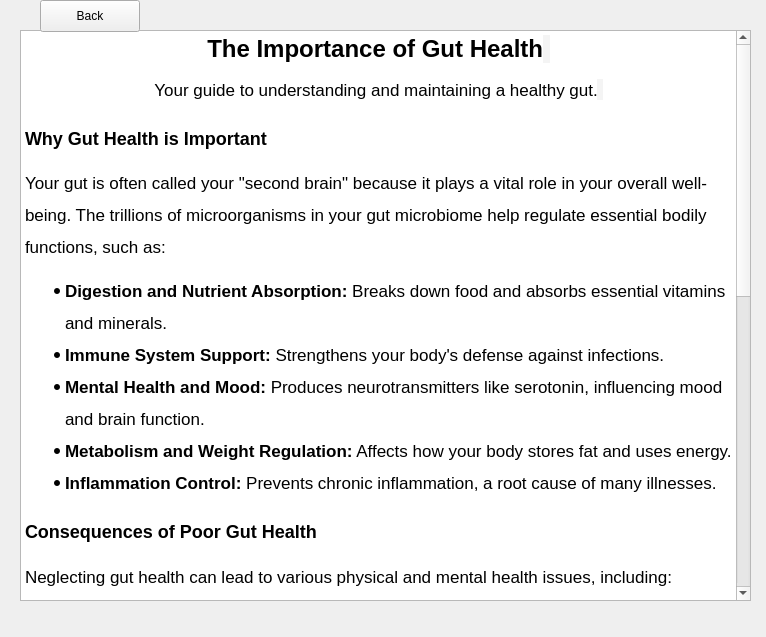
First picture: the form in A8EduApp/whyguthealthwidget.ui, repository University-of-Utah-CS3505/a9-edu-app-f24-00Calvin00, before the edit.
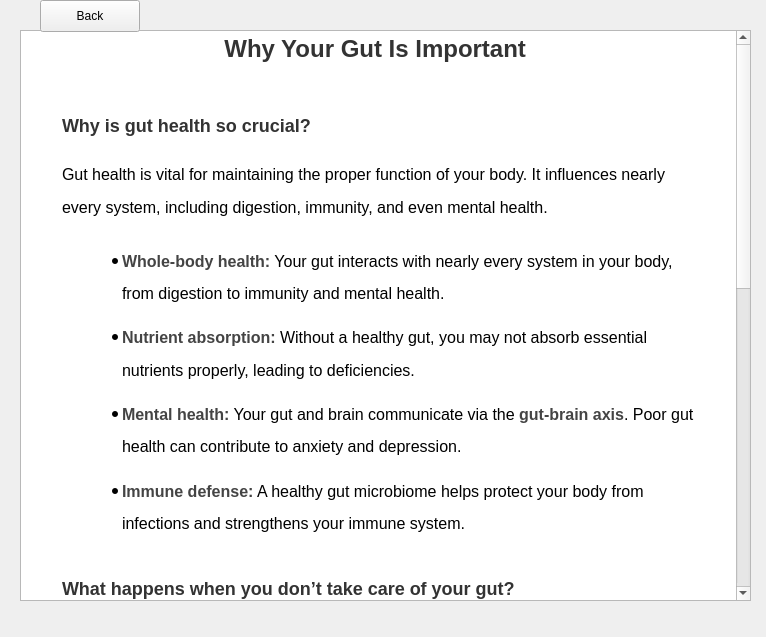
Second picture: the form after the edit.

```diff
--- a/A8EduApp/whyguthealthwidget.ui
+++ b/A8EduApp/whyguthealthwidget.ui
@@ -24,42 +24,34 @@
    </property>
    <property name="html">
     <string>&lt;!DOCTYPE HTML PUBLIC &quot;-//W3C//DTD HTML 4.0//EN&quot; &quot;http://www.w3.org/TR/REC-html40/strict.dtd&quot;&gt;
-&lt;html&gt;&lt;head&gt;&lt;meta name=&quot;qrichtext&quot; content=&quot;1&quot; /&gt;&lt;meta charset=&quot;utf-8&quot; /&gt;&lt;title&gt;Importance of Gut Health&lt;/title&gt;&lt;style type=&quot;text/css&quot;&gt;
+&lt;html&gt;&lt;head&gt;&lt;meta name=&quot;qrichtext&quot; content=&quot;1&quot; /&gt;&lt;meta charset=&quot;utf-8&quot; /&gt;&lt;title&gt;Why Your Gut Is Important&lt;/title&gt;&lt;style type=&quot;text/css&quot;&gt;
 p, li { white-space: pre-wrap; }
 hr { height: 1px; border-width: 0; }
 li.unchecked::marker { content: &quot;\2610&quot;; }
 li.checked::marker { content: &quot;\2612&quot;; }
 &lt;/style&gt;&lt;/head&gt;&lt;body style=&quot; font-family:'.AppleSystemUIFont'; font-size:13pt; font-weight:400; font-style:normal;&quot; bgcolor=&quot;#ffffff&quot;&gt;
-&lt;h1 align=&quot;center&quot; style=&quot; margin-top:0px; margin-bottom:0px; margin-left:0px; margin-right:0px; -qt-block-indent:0; text-indent:0px; line-height:160%;&quot;&gt;&lt;span style=&quot; font-family:'Arial','sans-serif'; font-size:xx-large; font-weight:700; color:#000000;&quot;&gt;The Importance of Gut Health&lt;/span&gt;&lt;span style=&quot; font-family:'Arial','sans-serif'; font-size:xx-large; font-weight:700; color:#000000; background-color:#f4f4f4;&quot;&gt; &lt;/span&gt;&lt;/h1&gt;
-&lt;p align=&quot;center&quot; style=&quot; margin-top:0px; margin-bottom:0px; margin-left:0px; margin-right:0px; -qt-block-indent:0; text-indent:0px; line-height:160%;&quot;&gt;&lt;span style=&quot; font-family:'Arial','sans-serif'; color:#000000;&quot;&gt;Your guide to understanding and maintaining a healthy gut.&lt;/span&gt;&lt;span style=&quot; font-family:'Arial','sans-serif'; color:#000000; background-color:#f4f4f4;&quot;&gt; &lt;/span&gt;&lt;/p&gt;
-&lt;h2 style=&quot; margin-top:16px; margin-bottom:0px; margin-left:0px; margin-right:0px; -qt-block-indent:0; text-indent:0px; line-height:160%;&quot;&gt;&lt;span style=&quot; font-family:'Arial','sans-serif'; font-size:x-large; font-weight:700; color:#000000;&quot;&gt;Why Gut Health is Important &lt;/span&gt;&lt;/h2&gt;
-&lt;p style=&quot; margin-top:12px; margin-bottom:12px; margin-left:0px; margin-right:0px; -qt-block-indent:0; text-indent:0px; line-height:160%;&quot;&gt;&lt;span style=&quot; font-family:'Arial','sans-serif'; color:#000000;&quot;&gt;Your gut is often called your &amp;quot;second brain&amp;quot; because it plays a vital role in your overall well-being. The trillions of microorganisms in your gut microbiome help regulate essential bodily functions, such as: &lt;/span&gt;&lt;/p&gt;
+&lt;h1 align=&quot;center&quot; style=&quot; margin-top:40px; margin-bottom:30px; margin-left:37px; margin-right:37px; -qt-block-indent:0; text-indent:0px; line-height:180%;&quot;&gt;&lt;span style=&quot; font-family:'Times New Roman','Times','serif'; font-size:xx-large; font-weight:700; color:#333333;&quot;&gt;Why Your Gut Is Important&lt;/span&gt;&lt;span style=&quot; font-family:'Times New Roman','Times','serif'; font-size:xx-large; font-weight:700; color:#000000;&quot;&gt; &lt;/span&gt;&lt;/h1&gt;
+&lt;h2 style=&quot; margin-top:30px; margin-bottom:12px; margin-left:37px; margin-right:37px; -qt-block-indent:0; text-indent:0px; line-height:180%;&quot;&gt;&lt;span style=&quot; font-family:'Times New Roman','Times','serif'; font-size:x-large; font-weight:700; color:#333333;&quot;&gt;Why is gut health so crucial?&lt;/span&gt;&lt;span style=&quot; font-family:'Times New Roman','Times','serif'; font-size:x-large; font-weight:700; color:#000000;&quot;&gt; &lt;/span&gt;&lt;/h2&gt;
+&lt;p style=&quot; margin-top:12px; margin-bottom:20px; margin-left:37px; margin-right:37px; -qt-block-indent:0; text-indent:0px; line-height:180%;&quot;&gt;&lt;span style=&quot; font-family:'Times New Roman','Times','serif'; font-size:16px; color:#000000;&quot;&gt;Gut health is vital for maintaining the proper function of your body. It influences nearly every system, including digestion, immunity, and even mental health. &lt;/span&gt;&lt;/p&gt;
 &lt;ul style=&quot;margin-top: 0px; margin-bottom: 0px; margin-left: 0px; margin-right: 0px; -qt-list-indent: 1;&quot;&gt;
-&lt;li style=&quot; font-family:'Arial','sans-serif'; color:#000000;&quot; style=&quot; margin-top:12px; margin-bottom:0px; margin-left:0px; margin-right:0px; -qt-block-indent:0; text-indent:0px; line-height:160%;&quot;&gt;&lt;span style=&quot; font-weight:700;&quot;&gt;Digestion and Nutrient Absorption:&lt;/span&gt; Breaks down food and absorbs essential vitamins and minerals. &lt;/li&gt;
-&lt;li style=&quot; font-family:'Arial','sans-serif'; color:#000000;&quot; style=&quot; margin-top:0px; margin-bottom:0px; margin-left:0px; margin-right:0px; -qt-block-indent:0; text-indent:0px; line-height:160%;&quot;&gt;&lt;span style=&quot; font-weight:700;&quot;&gt;Immune System Support:&lt;/span&gt; Strengthens your body's defense against infections. &lt;/li&gt;
-&lt;li style=&quot; font-family:'Arial','sans-serif'; color:#000000;&quot; style=&quot; margin-top:0px; margin-bottom:0px; margin-left:0px; margin-right:0px; -qt-block-indent:0; text-indent:0px; line-height:160%;&quot;&gt;&lt;span style=&quot; font-weight:700;&quot;&gt;Mental Health and Mood:&lt;/span&gt; Produces neurotransmitters like serotonin, influencing mood and brain function. &lt;/li&gt;
-&lt;li style=&quot; font-family:'Arial','sans-serif'; color:#000000;&quot; style=&quot; margin-top:0px; margin-bottom:0px; margin-left:0px; margin-right:0px; -qt-block-indent:0; text-indent:0px; line-height:160%;&quot;&gt;&lt;span style=&quot; font-weight:700;&quot;&gt;Metabolism and Weight Regulation:&lt;/span&gt; Affects how your body stores fat and uses energy. &lt;/li&gt;
-&lt;li style=&quot; font-family:'Arial','sans-serif'; color:#000000;&quot; style=&quot; margin-top:0px; margin-bottom:12px; margin-left:0px; margin-right:0px; -qt-block-indent:0; text-indent:0px; line-height:160%;&quot;&gt;&lt;span style=&quot; font-weight:700;&quot;&gt;Inflammation Control:&lt;/span&gt; Prevents chronic inflammation, a root cause of many illnesses. &lt;/li&gt;&lt;/ul&gt;
-&lt;h2 style=&quot; margin-top:16px; margin-bottom:0px; margin-left:0px; margin-right:0px; -qt-block-indent:0; text-indent:0px; line-height:160%;&quot;&gt;&lt;span style=&quot; font-family:'Arial','sans-serif'; font-size:x-large; font-weight:700; color:#000000;&quot;&gt;Consequences of Poor Gut Health &lt;/span&gt;&lt;/h2&gt;
-&lt;p style=&quot; margin-top:12px; margin-bottom:12px; margin-left:0px; margin-right:0px; -qt-block-indent:0; text-indent:0px; line-height:160%;&quot;&gt;&lt;span style=&quot; font-family:'Arial','sans-serif'; color:#000000;&quot;&gt;Neglecting gut health can lead to various physical and mental health issues, including: &lt;/span&gt;&lt;/p&gt;
+&lt;li style=&quot; font-family:'Times New Roman','Times','serif'; font-size:16px; color:#000000;&quot; style=&quot; margin-top:15px; margin-bottom:10px; margin-left:57px; margin-right:37px; -qt-block-indent:0; text-indent:0px; line-height:180%;&quot;&gt;&lt;span style=&quot; font-size:16px; font-weight:700; color:#444444;&quot;&gt;Whole-body health:&lt;/span&gt;&lt;span style=&quot; font-size:16px;&quot;&gt; Your gut interacts with nearly every system in your body, from digestion to immunity and mental health. &lt;/span&gt;&lt;/li&gt;
+&lt;li style=&quot; font-family:'Times New Roman','Times','serif'; font-size:16px; color:#000000;&quot; style=&quot; margin-top:0px; margin-bottom:10px; margin-left:57px; margin-right:37px; -qt-block-indent:0; text-indent:0px; line-height:180%;&quot;&gt;&lt;span style=&quot; font-size:16px; font-weight:700; color:#444444;&quot;&gt;Nutrient absorption:&lt;/span&gt;&lt;span style=&quot; font-size:16px;&quot;&gt; Without a healthy gut, you may not absorb essential nutrients properly, leading to deficiencies. &lt;/span&gt;&lt;/li&gt;
+&lt;li style=&quot; font-family:'Times New Roman','Times','serif'; font-size:16px; color:#000000;&quot; style=&quot; margin-top:0px; margin-bottom:10px; margin-left:57px; margin-right:37px; -qt-block-indent:0; text-indent:0px; line-height:180%;&quot;&gt;&lt;span style=&quot; font-size:16px; font-weight:700; color:#444444;&quot;&gt;Mental health:&lt;/span&gt;&lt;span style=&quot; font-size:16px;&quot;&gt; Your gut and brain communicate via the &lt;/span&gt;&lt;span style=&quot; font-size:16px; font-weight:700; color:#444444;&quot;&gt;gut-brain axis&lt;/span&gt;&lt;span style=&quot; font-size:16px;&quot;&gt;. Poor gut health can contribute to anxiety and depression. &lt;/span&gt;&lt;/li&gt;
+&lt;li style=&quot; font-family:'Times New Roman','Times','serif'; font-size:16px; color:#000000;&quot; style=&quot; margin-top:0px; margin-bottom:25px; margin-left:57px; margin-right:37px; -qt-block-indent:0; text-indent:0px; line-height:180%;&quot;&gt;&lt;span style=&quot; font-size:16px; font-weight:700; color:#444444;&quot;&gt;Immune defense:&lt;/span&gt;&lt;span style=&quot; font-size:16px;&quot;&gt; A healthy gut microbiome helps protect your body from infections and strengthens your immune system. &lt;/span&gt;&lt;/li&gt;&lt;/ul&gt;
+&lt;h2 style=&quot; margin-top:30px; margin-bottom:12px; margin-left:37px; margin-right:37px; -qt-block-indent:0; text-indent:0px; line-height:180%;&quot;&gt;&lt;span style=&quot; font-family:'Times New Roman','Times','serif'; font-size:x-large; font-weight:700; color:#333333;&quot;&gt;What happens when you don’t take care of your gut?&lt;/span&gt;&lt;span style=&quot; font-family:'Times New Roman','Times','serif'; font-size:x-large; font-weight:700; color:#000000;&quot;&gt; &lt;/span&gt;&lt;/h2&gt;
+&lt;p style=&quot; margin-top:12px; margin-bottom:20px; margin-left:37px; margin-right:37px; -qt-block-indent:0; text-indent:0px; line-height:180%;&quot;&gt;&lt;span style=&quot; font-family:'Times New Roman','Times','serif'; font-size:16px; color:#000000;&quot;&gt;Neglecting your gut health can have wide-ranging effects on your body, leading to various issues: &lt;/span&gt;&lt;/p&gt;
+&lt;h3 style=&quot; margin-top:14px; margin-bottom:12px; margin-left:37px; margin-right:37px; -qt-block-indent:0; text-indent:0px; line-height:180%;&quot;&gt;&lt;span style=&quot; font-family:'Times New Roman','Times','serif'; font-size:large; font-weight:700; color:#000000;&quot;&gt;Digestive Issues: &lt;/span&gt;&lt;/h3&gt;
 &lt;ul style=&quot;margin-top: 0px; margin-bottom: 0px; margin-left: 0px; margin-right: 0px; -qt-list-indent: 1;&quot;&gt;
-&lt;li style=&quot; font-family:'Arial','sans-serif'; color:#000000;&quot; style=&quot; margin-top:12px; margin-bottom:0px; margin-left:0px; margin-right:0px; -qt-block-indent:0; text-indent:0px; line-height:160%;&quot;&gt;&lt;span style=&quot; font-weight:700;&quot;&gt;Digestive Issues:&lt;/span&gt; Bloating, constipation, diarrhea, and heartburn. &lt;/li&gt;
-&lt;li style=&quot; font-family:'Arial','sans-serif'; color:#000000;&quot; style=&quot; margin-top:0px; margin-bottom:0px; margin-left:0px; margin-right:0px; -qt-block-indent:0; text-indent:0px; line-height:160%;&quot;&gt;&lt;span style=&quot; font-weight:700;&quot;&gt;Weakened Immune System:&lt;/span&gt; Increased vulnerability to infections and autoimmune diseases. &lt;/li&gt;
-&lt;li style=&quot; font-family:'Arial','sans-serif'; color:#000000;&quot; style=&quot; margin-top:0px; margin-bottom:0px; margin-left:0px; margin-right:0px; -qt-block-indent:0; text-indent:0px; line-height:160%;&quot;&gt;&lt;span style=&quot; font-weight:700;&quot;&gt;Chronic Diseases:&lt;/span&gt; Higher risk of Type 2 diabetes, obesity, and heart disease. &lt;/li&gt;
-&lt;li style=&quot; font-family:'Arial','sans-serif'; color:#000000;&quot; style=&quot; margin-top:0px; margin-bottom:0px; margin-left:0px; margin-right:0px; -qt-block-indent:0; text-indent:0px; line-height:160%;&quot;&gt;&lt;span style=&quot; font-weight:700;&quot;&gt;Mental Health Struggles:&lt;/span&gt; Anxiety, depression, and stress due to disrupted gut-brain communication. &lt;/li&gt;
-&lt;li style=&quot; font-family:'Arial','sans-serif'; color:#000000;&quot; style=&quot; margin-top:0px; margin-bottom:0px; margin-left:0px; margin-right:0px; -qt-block-indent:0; text-indent:0px; line-height:160%;&quot;&gt;&lt;span style=&quot; font-weight:700;&quot;&gt;Nutritional Deficiencies:&lt;/span&gt; Poor absorption of vitamins and minerals like B12 and iron. &lt;/li&gt;
-&lt;li style=&quot; font-family:'Arial','sans-serif'; color:#000000;&quot; style=&quot; margin-top:0px; margin-bottom:0px; margin-left:0px; margin-right:0px; -qt-block-indent:0; text-indent:0px; line-height:160%;&quot;&gt;&lt;span style=&quot; font-weight:700;&quot;&gt;Skin Issues:&lt;/span&gt; Conditions like acne, eczema, or rosacea. &lt;/li&gt;
-&lt;li style=&quot; font-family:'Arial','sans-serif'; color:#000000;&quot; style=&quot; margin-top:0px; margin-bottom:12px; margin-left:0px; margin-right:0px; -qt-block-indent:0; text-indent:0px; line-height:160%;&quot;&gt;&lt;span style=&quot; font-weight:700;&quot;&gt;Increased Risk of Infections:&lt;/span&gt; Overgrowth of harmful bacteria or pathogens. &lt;/li&gt;&lt;/ul&gt;
-&lt;h2 style=&quot; margin-top:16px; margin-bottom:0px; margin-left:0px; margin-right:0px; -qt-block-indent:0; text-indent:0px; line-height:160%;&quot;&gt;&lt;span style=&quot; font-family:'Arial','sans-serif'; font-size:x-large; font-weight:700; color:#000000;&quot;&gt;How to Maintain Gut Health &lt;/span&gt;&lt;/h2&gt;
-&lt;p style=&quot; margin-top:12px; margin-bottom:12px; margin-left:0px; margin-right:0px; -qt-block-indent:0; text-indent:0px; line-height:160%;&quot;&gt;&lt;span style=&quot; font-family:'Arial','sans-serif'; color:#000000;&quot;&gt;To avoid these risks, adopt habits that support a healthy gut: &lt;/span&gt;&lt;/p&gt;
+&lt;li style=&quot; font-family:'Times New Roman','Times','serif'; font-size:16px; color:#000000;&quot; style=&quot; margin-top:15px; margin-bottom:10px; margin-left:57px; margin-right:37px; -qt-block-indent:0; text-indent:0px; line-height:180%;&quot;&gt;&lt;span style=&quot; font-size:16px;&quot;&gt;Problems like bloating, diarrhea, or constipation can result from an imbalance of gut bacteria (called &lt;/span&gt;&lt;span style=&quot; font-size:16px; font-weight:700; color:#444444;&quot;&gt;dysbiosis&lt;/span&gt;&lt;span style=&quot; font-size:16px;&quot;&gt;). &lt;/span&gt;&lt;/li&gt;
+&lt;li style=&quot; font-family:'Times New Roman','Times','serif'; font-size:16px; color:#000000;&quot; style=&quot; margin-top:0px; margin-bottom:25px; margin-left:57px; margin-right:37px; -qt-block-indent:0; text-indent:0px; line-height:180%;&quot;&gt;&lt;span style=&quot; font-size:16px;&quot;&gt;Conditions like &lt;/span&gt;&lt;span style=&quot; font-size:16px; font-weight:700; color:#444444;&quot;&gt;irritable bowel syndrome (IBS)&lt;/span&gt;&lt;span style=&quot; font-size:16px;&quot;&gt; or &lt;/span&gt;&lt;span style=&quot; font-size:16px; font-weight:700; color:#444444;&quot;&gt;inflammatory bowel disease (IBD)&lt;/span&gt;&lt;span style=&quot; font-size:16px;&quot;&gt; may worsen with poor gut health. &lt;/span&gt;&lt;/li&gt;&lt;/ul&gt;
+&lt;h3 style=&quot; margin-top:14px; margin-bottom:12px; margin-left:37px; margin-right:37px; -qt-block-indent:0; text-indent:0px; line-height:180%;&quot;&gt;&lt;span style=&quot; font-family:'Times New Roman','Times','serif'; font-size:large; font-weight:700; color:#000000;&quot;&gt;Chronic Diseases: &lt;/span&gt;&lt;/h3&gt;
 &lt;ul style=&quot;margin-top: 0px; margin-bottom: 0px; margin-left: 0px; margin-right: 0px; -qt-list-indent: 1;&quot;&gt;
-&lt;li style=&quot; font-family:'Arial','sans-serif'; color:#000000;&quot; style=&quot; margin-top:12px; margin-bottom:0px; margin-left:0px; margin-right:0px; -qt-block-indent:0; text-indent:0px; line-height:160%;&quot;&gt;Eat a balanced diet rich in fiber, fruits, vegetables, and fermented foods. &lt;/li&gt;
-&lt;li style=&quot; font-family:'Arial','sans-serif'; color:#000000;&quot; style=&quot; margin-top:0px; margin-bottom:0px; margin-left:0px; margin-right:0px; -qt-block-indent:0; text-indent:0px; line-height:160%;&quot;&gt;Stay hydrated and limit alcohol or processed food consumption. &lt;/li&gt;
-&lt;li style=&quot; font-family:'Arial','sans-serif'; color:#000000;&quot; style=&quot; margin-top:0px; margin-bottom:0px; margin-left:0px; margin-right:0px; -qt-block-indent:0; text-indent:0px; line-height:160%;&quot;&gt;Exercise regularly to promote a healthy microbiome. &lt;/li&gt;
-&lt;li style=&quot; font-family:'Arial','sans-serif'; color:#000000;&quot; style=&quot; margin-top:0px; margin-bottom:0px; margin-left:0px; margin-right:0px; -qt-block-indent:0; text-indent:0px; line-height:160%;&quot;&gt;Manage stress levels, as stress negatively impacts gut bacteria. &lt;/li&gt;
-&lt;li style=&quot; font-family:'Arial','sans-serif'; color:#000000;&quot; style=&quot; margin-top:0px; margin-bottom:12px; margin-left:0px; margin-right:0px; -qt-block-indent:0; text-indent:0px; line-height:160%;&quot;&gt;Consider probiotics and prebiotics to maintain a diverse microbiome. &lt;/li&gt;&lt;/ul&gt;
-&lt;p style=&quot; margin-top:12px; margin-bottom:12px; margin-left:0px; margin-right:0px; -qt-block-indent:0; text-indent:0px; line-height:160%;&quot;&gt;&lt;span style=&quot; font-family:'Arial','sans-serif'; color:#000000;&quot;&gt;Taking care of your gut is an investment in your long-term health! &lt;/span&gt;&lt;/p&gt;
-&lt;p align=&quot;center&quot; style=&quot; margin-top:12px; margin-bottom:12px; margin-left:0px; margin-right:0px; -qt-block-indent:0; text-indent:0px; line-height:160%;&quot;&gt;&lt;span style=&quot; font-family:'Arial','sans-serif'; color:#000000; background-color:#f4f4f4;&quot;&gt; &lt;/span&gt;&lt;/p&gt;&lt;/body&gt;&lt;/html&gt;</string>
+&lt;li style=&quot; font-family:'Times New Roman','Times','serif'; font-size:16px; color:#000000;&quot; style=&quot; margin-top:15px; margin-bottom:10px; margin-left:57px; margin-right:37px; -qt-block-indent:0; text-indent:0px; line-height:180%;&quot;&gt;&lt;span style=&quot; font-size:16px; font-weight:700; color:#444444;&quot;&gt;Dysbiosis&lt;/span&gt;&lt;span style=&quot; font-size:16px;&quot;&gt; has been linked to autoimmune diseases, such as rheumatoid arthritis, and heart disease. &lt;/span&gt;&lt;/li&gt;
+&lt;li style=&quot; font-family:'Times New Roman','Times','serif'; font-size:16px; color:#000000;&quot; style=&quot; margin-top:0px; margin-bottom:25px; margin-left:57px; margin-right:37px; -qt-block-indent:0; text-indent:0px; line-height:180%;&quot;&gt;&lt;span style=&quot; font-size:16px;&quot;&gt;Certain gut bacteria produce harmful chemicals like &lt;/span&gt;&lt;span style=&quot; font-size:16px; font-weight:700; color:#444444;&quot;&gt;TMAO&lt;/span&gt;&lt;span style=&quot; font-size:16px;&quot;&gt;, which can cause cholesterol to build up in your arteries, leading to heart disease. &lt;/span&gt;&lt;/li&gt;&lt;/ul&gt;
+&lt;h3 style=&quot; margin-top:14px; margin-bottom:12px; margin-left:37px; margin-right:37px; -qt-block-indent:0; text-indent:0px; line-height:180%;&quot;&gt;&lt;span style=&quot; font-family:'Times New Roman','Times','serif'; font-size:large; font-weight:700; color:#000000;&quot;&gt;Weakened Immunity: &lt;/span&gt;&lt;/h3&gt;
+&lt;ul style=&quot;margin-top: 0px; margin-bottom: 0px; margin-left: 0px; margin-right: 0px; -qt-list-indent: 1;&quot;&gt;
+&lt;li style=&quot; font-family:'Times New Roman','Times','serif'; font-size:16px; color:#000000;&quot; style=&quot; margin-top:15px; margin-bottom:10px; margin-left:57px; margin-right:37px; -qt-block-indent:0; text-indent:0px; line-height:180%;&quot;&gt;&lt;span style=&quot; font-size:16px;&quot;&gt;Without good bacteria, your gut’s ability to fight harmful pathogens is reduced. &lt;/span&gt;&lt;/li&gt;
+&lt;li style=&quot; font-family:'Times New Roman','Times','serif'; font-size:16px; color:#000000;&quot; style=&quot; margin-top:0px; margin-bottom:25px; margin-left:57px; margin-right:37px; -qt-block-indent:0; text-indent:0px; line-height:180%;&quot;&gt;&lt;span style=&quot; font-size:16px;&quot;&gt;Infections or even systemic illnesses may result if the gut barrier is compromised. &lt;/span&gt;&lt;/li&gt;&lt;/ul&gt;&lt;/body&gt;&lt;/html&gt;</string>
    </property>
   </widget>
   <widget class="QPushButton" name="backToTeachingWidgetButton">
```
